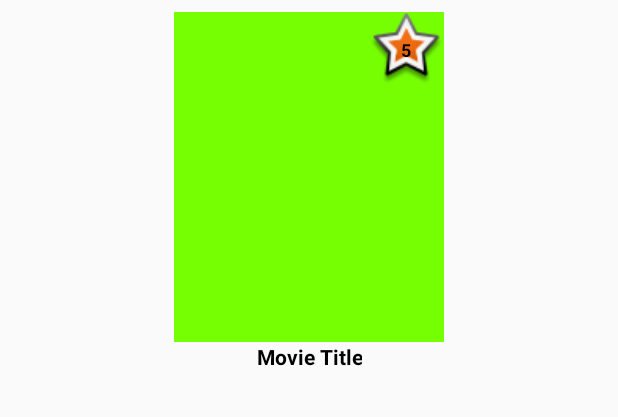
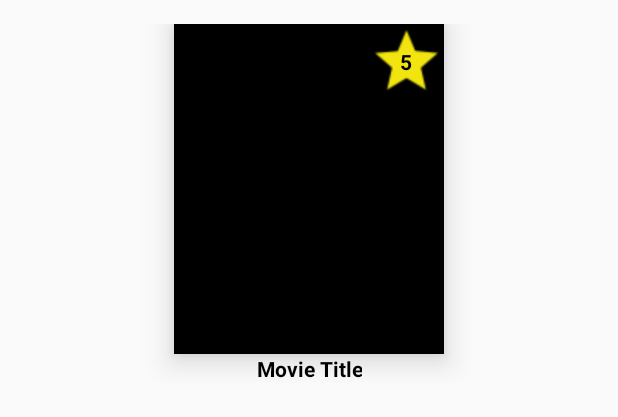
Before and after one commit to bonn9650/Popular-Movies-Android, an Android app: the layout film_poster_list_item.xml on its own in the app's theme, with its tools: preview values and no code run, on a phone screen of 412 x 824 dp. Shown: the top 417 px of the screen. Run offline under Robolectric (Android 15) with nearby library versions, the phone set to English and light mode, and no system bars.

Commit message:
Change star icon to solid, add settings icon, dynamically change activity titles based on sort or film name, change theme colors

```diff
--- a/app/build.gradle
+++ b/app/build.gradle
@@ -26,6 +26,7 @@ dependencies {
     implementation 'com.android.support:recyclerview-v7:27.1.1'
     implementation 'com.android.support:support-v4:27.1.1'
     implementation 'com.android.support:support-vector-drawable:27.1.1'
+    implementation 'com.android.support:design:27.1.1'
     testImplementation 'junit:junit:4.12'
     androidTestImplementation 'com.android.support.test:runner:1.0.2'
     androidTestImplementation 'com.android.support.test.espresso:espresso-core:3.0.2'
--- a/app/src/main/java/com/example/android/popularmovies/TheMovieDBAPI/Films.java
+++ b/app/src/main/java/com/example/android/popularmovies/TheMovieDBAPI/Films.java
@@ -2,7 +2,9 @@ package com.example.android.popularmovies.TheMovieDBAPI;
 
 import com.google.gson.annotations.SerializedName;
 
-public class Films {
+import java.io.Serializable;
+
+public class Films implements Serializable {
 
     @SerializedName("vote_count") private String voteCount;
     @SerializedName("id") private String id;
--- a/app/src/main/res/layout/activity_main.xml
+++ b/app/src/main/res/layout/activity_main.xml
@@ -7,7 +7,8 @@
         android:layout_width="match_parent"
         android:layout_height="match_parent"
         android:scrollbars="vertical"
-        tools:context=".MainActivity">
+        tools:context=".MainActivity"
+        android:background="#eeeeee">
 
 
     </android.support.v7.widget.RecyclerView>
--- a/app/src/main/res/layout/film_poster_list_item.xml
+++ b/app/src/main/res/layout/film_poster_list_item.xml
@@ -7,7 +7,7 @@
         xmlns:tools="http://schemas.android.com/tools"
         android:layout_height="wrap_content"
         android:layout_width="match_parent"
-        android:layout_margin="8dp">
+        android:layout_marginTop="16dp">
 
         <android.support.constraint.ConstraintLayout
             android:layout_width="match_parent"
@@ -17,17 +17,14 @@
                 android:id="@+id/film_image"
                 android:layout_width="wrap_content"
                 android:layout_height="240dp"
-                android:layout_marginEnd="8dp"
-                android:layout_marginLeft="8dp"
-                android:layout_marginRight="8dp"
-                android:layout_marginStart="8dp"
+                android:elevation="12dp"
                 android:contentDescription="Film Poster Image"
+                android:background="#000000"
                 android:scaleType="fitCenter"
                 android:adjustViewBounds="true"
                 app:layout_constraintEnd_toEndOf="parent"
                 app:layout_constraintStart_toStartOf="parent"
                 app:layout_constraintTop_toTopOf="parent"
-                tools:background="@color/colorPrimary"
                 tools:layout_height="220dp"
                 tools:layout_width="180dp" />
 
@@ -51,11 +48,12 @@
                 android:id="@+id/film_rating_star"
                 android:layout_width="50dp"
                 android:layout_height="50dp"
-                android:background="@android:drawable/star_big_on"
+                android:background="@drawable/icons8_star"
                 android:gravity="center"
                 android:textColor="#000000"
-                android:textSize="12sp"
+                android:textSize="14sp"
                 android:textStyle="bold"
+                android:elevation="14dp"
                 app:layout_constraintEnd_toEndOf="@+id/film_image"
                 app:layout_constraintTop_toTopOf="parent"
                 tools:text="5" />
--- a/app/src/main/res/menu/films_list_menu.xml
+++ b/app/src/main/res/menu/films_list_menu.xml
@@ -2,9 +2,10 @@
 <menu xmlns:android="http://schemas.android.com/apk/res/android"
     xmlns:app="http://schemas.android.com/apk/res-auto">
     <item
-        android:id="@+id/sort_menu"
-        android:title="@string/sort_menu_title"
+        android:id="@+id/settings"
         android:orderInCategory="1"
+        android:icon="@drawable/icon8_slider"
+        android:title="@string/settings_menu_title"
         app:showAsAction="always"/>
 
 </menu>
--- a/app/src/main/res/values/colors.xml
+++ b/app/src/main/res/values/colors.xml
@@ -1,7 +1,7 @@
 <?xml version="1.0" encoding="utf-8"?>
 <resources>
-    <color name="colorPrimary">#76ff03</color>
-    <color name="colorPrimaryDark">#32cb00</color>
-    <color name="colorPrimaryLight">#b0ff57</color>
-    <color name="colorAccent">#ff79ff</color>
+    <color name="colorPrimary">#64dd17</color>
+    <color name="colorPrimaryDark">#1faa00</color>
+    <color name="colorPrimaryLight">#9cff57</color>
+    <color name="colorAccent">#62ebff</color>
 </resources>
--- /dev/null
+++ b/app/src/main/res/values/dimens.xml
@@ -0,0 +1,3 @@
+<resources>
+    <dimen name="fab_margin">16dp</dimen>
+</resources>
```
Also changed, not shown: app/src/main/AndroidManifest.xml (+10 -1 lines), app/src/main/java/com/example/android/popularmovies/FilmDetailActivity.java (added, +28 -0 lines), app/src/main/java/com/example/android/popularmovies/FilmRecyclerViewAdapter.java (+13 -2 lines), app/src/main/java/com/example/android/popularmovies/MainActivity.java (+11 -2 lines), app/src/main/res/layout/activity_film_detail.xml (added, +19 -0 lines), app/src/main/res/values/strings.xml (+6 -1 lines), app/src/main/res/values/styles.xml (+9 -0 lines), app/src/main/res/drawable/icon8_slider.png (added), app/src/main/res/drawable/icons8_star.png (added).
